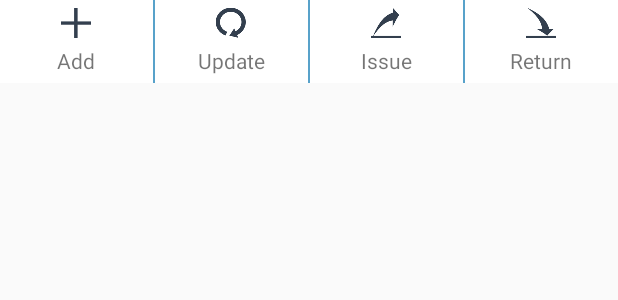
After one commit to vivekkjha/KilkaariLibrary, an Android app: the layout layout_bottom_bar.xml on its own in the app's theme, with its tools: preview values and no code run, on a phone screen of 412 x 824 dp. The commit adds this screen. Shown: the top 300 px of the screen. Run offline under Robolectric (Android 15) with nearby library versions, the phone set to English and light mode, and no system bars.

Commit message:
new icons for librarian and layout for same

```diff
--- /dev/null
+++ b/app/src/main/res/drawable/btn_bg_default.xml
@@ -0,0 +1,6 @@
+<?xml version="1.0" encoding="utf-8"?>
+<shape xmlns:android="http://schemas.android.com/apk/res/android">
+
+    <stroke android:width="2dp"
+        android:color="@color/baseColor"/>
+</shape>
--- /dev/null
+++ b/app/src/main/res/drawable/btn_selector.xml
@@ -0,0 +1,9 @@
+<?xml version="1.0" encoding="utf-8"?>
+<selector xmlns:android="http://schemas.android.com/apk/res/android">
+
+    <item android:drawable="@color/baseColor" android:state_selected="true"/>
+    <item android:drawable="@color/baseColor" android:state_activated="true"/>
+    <item android:drawable="@color/baseColor" android:state_pressed="true"/>
+    <item android:drawable="@drawable/btn_bg_default"/>
+
+</selector>
--- /dev/null
+++ b/app/src/main/res/drawable/lin_bottom_selector.xml
@@ -0,0 +1,9 @@
+<?xml version="1.0" encoding="utf-8"?>
+<selector xmlns:android="http://schemas.android.com/apk/res/android">
+
+    <item android:drawable="@color/lightGrayBg" android:state_selected="true"/>
+    <item android:drawable="@color/lightGrayBg" android:state_activated="true"/>
+    <item android:drawable="@color/lightGrayBg" android:state_pressed="true"/>
+    <item android:drawable="@color/white"/>
+
+</selector>
--- /dev/null
+++ b/app/src/main/res/layout/activity_librarian.xml
@@ -0,0 +1,22 @@
+<LinearLayout xmlns:android="http://schemas.android.com/apk/res/android"
+    android:layout_width="match_parent"
+    android:orientation="vertical"
+    android:layout_height="match_parent">
+    <include layout="@layout/layout_title_bar"/>
+    <View
+        android:layout_width="match_parent"
+        android:layout_height="1dp"
+        android:background="@color/titleBottomBar"/>
+    <LinearLayout
+        android:layout_width="match_parent"
+        android:layout_height="0dp"
+        android:layout_weight="1">
+
+
+    </LinearLayout>
+    <View
+        android:layout_width="match_parent"
+        android:layout_height="1dp"
+        android:background="@color/titleBottomBar"/>
+    <include layout="@layout/layout_bottom_bar"/>
+</LinearLayout>
--- /dev/null
+++ b/app/src/main/res/layout/layout_bottom_bar.xml
@@ -0,0 +1,117 @@
+<?xml version="1.0" encoding="utf-8"?>
+<LinearLayout xmlns:android="http://schemas.android.com/apk/res/android"
+    android:orientation="horizontal"
+    android:gravity="center"
+    android:layout_width="match_parent"
+    android:layout_height="wrap_content"
+    android:background="@color/white">
+    <LinearLayout
+        android:layout_width="0dp"
+        android:layout_weight="1"
+        android:onClick="onBottomClick"
+        android:clickable="true"
+        android:gravity="center"
+        android:background="@drawable/lin_bottom_selector"
+        android:orientation="vertical"
+        android:layout_height="wrap_content">
+
+        <ImageView
+            android:layout_width="wrap_content"
+            android:layout_height="wrap_content"
+            android:layout_margin="@dimen/smallMargin"
+            android:src="@drawable/icon_add"/>
+        <TextView
+            android:layout_width="wrap_content"
+            android:layout_height="wrap_content"
+            android:paddingRight="@dimen/smallPadding"
+            android:paddingLeft="@dimen/smallPadding"
+            android:paddingBottom="@dimen/smallPadding"
+            android:text="@string/add"
+            android:gravity="center"/>
+        </LinearLayout>
+    <View
+        android:layout_width="1dp"
+        android:layout_height="match_parent"
+        android:background="@color/titleBottomBar"/>
+    <LinearLayout
+        android:layout_width="0dp"
+        android:layout_weight="1"
+        android:onClick="onBottomClick"
+        android:clickable="true"
+        android:gravity="center"
+        android:orientation="vertical"
+        android:background="@drawable/lin_bottom_selector"
+        android:layout_height="wrap_content">
+
+        <ImageView
+            android:layout_width="wrap_content"
+            android:layout_height="wrap_content"
+            android:layout_margin="@dimen/smallMargin"
+            android:src="@drawable/icon_update"/>
+        <TextView
+            android:layout_width="wrap_content"
+            android:layout_height="wrap_content"
+            android:paddingRight="@dimen/smallPadding"
+            android:paddingLeft="@dimen/smallPadding"
+            android:paddingBottom="@dimen/smallPadding"
+            android:text="@string/update"
+            android:gravity="center"/>
+    </LinearLayout>
+    <View
+        android:layout_width="1dp"
+        android:layout_height="match_parent"
+        android:background="@color/titleBottomBar"/>
+    <LinearLayout
+        android:layout_width="0dp"
+        android:layout_weight="1"
+        android:onClick="onBottomClick"
+        android:clickable="true"
+        android:gravity="center"
+        android:orientation="vertical"
+        android:background="@drawable/lin_bottom_selector"
+        android:layout_height="wrap_content">
+
+        <ImageView
+            android:layout_width="wrap_content"
+            android:layout_height="wrap_content"
+            android:layout_margin="@dimen/smallMargin"
+            android:src="@drawable/icon_issue"/>
+        <TextView
+            android:layout_width="wrap_content"
+            android:layout_height="wrap_content"
+            android:paddingRight="@dimen/smallPadding"
+            android:paddingLeft="@dimen/smallPadding"
+            android:paddingBottom="@dimen/smallPadding"
+            android:text="@string/issue"
+            android:gravity="center"/>
+    </LinearLayout>
+    <View
+        android:layout_width="1dp"
+        android:layout_height="match_parent"
+        android:background="@color/titleBottomBar"/>
+    <LinearLayout
+        android:layout_width="0dp"
+        android:layout_weight="1"
+        android:onClick="onBottomClick"
+        android:clickable="true"
+        android:gravity="center"
+        android:orientation="vertical"
+        android:background="@drawable/lin_bottom_selector"
+        android:layout_height="wrap_content">
+
+        <ImageView
+            android:layout_width="wrap_content"
+            android:layout_height="wrap_content"
+            android:layout_margin="@dimen/smallMargin"
+            android:src="@drawable/icon_return"/>
+        <TextView
+            android:layout_width="wrap_content"
+            android:layout_height="wrap_content"
+            android:paddingRight="@dimen/smallPadding"
+            android:paddingLeft="@dimen/smallPadding"
+            android:paddingBottom="@dimen/smallPadding"
+            android:text="@string/returnn"
+            android:gravity="center"/>
+    </LinearLayout>
+
+    </LinearLayout>
--- a/app/src/main/res/values/color.xml
+++ b/app/src/main/res/values/color.xml
@@ -8,6 +8,8 @@
     <color name="listViewSeparator">#ffe0e0e0</color>
     <color name="blackOverlay">#55000000</color>
     <color name="whiteOverlay">#55d2d2d2</color>
+    <color name="fadedBaseColor">#fecff8ff</color>
+    <color name="lightGrayBg">#ffececec</color>
 
 
 </resources>
--- a/app/src/main/res/values/strings.xml
+++ b/app/src/main/res/values/strings.xml
@@ -15,5 +15,10 @@
     <string name="read">Read</string>
     <string name="librarian">Librarian</string>
 
+    <string name="add">Add</string>
+    <string name="update">Update</string>
+    <string name="issue">Issue</string>
+    <string name="returnn">Return</string>
+
 
 </resources>
```
